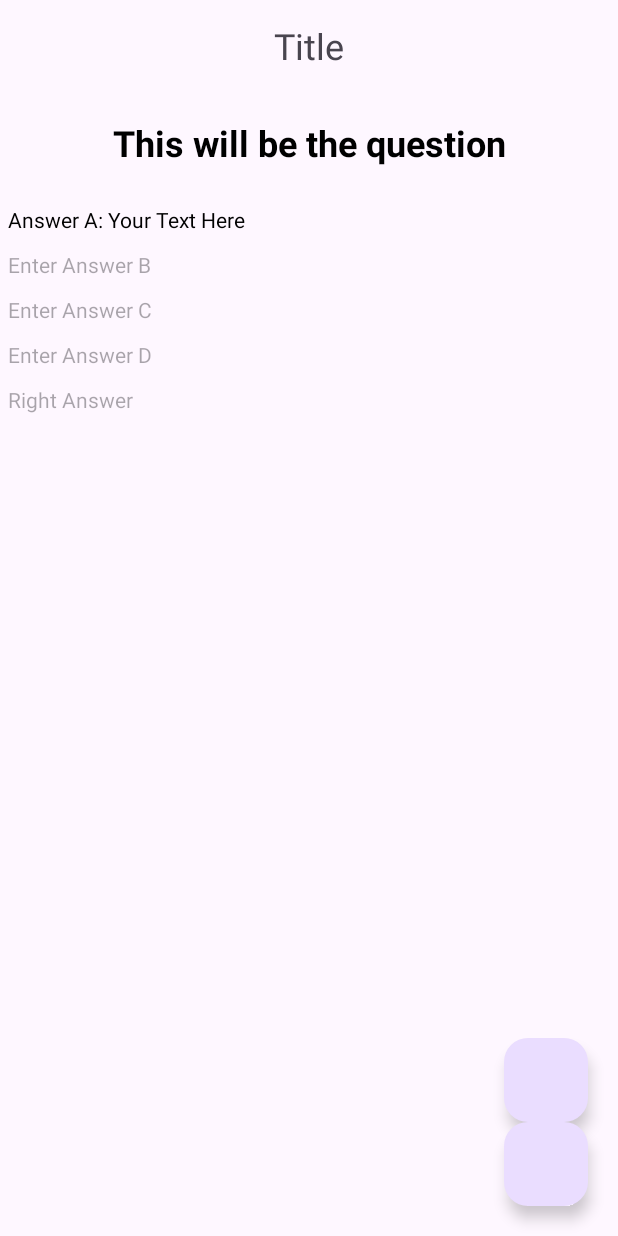
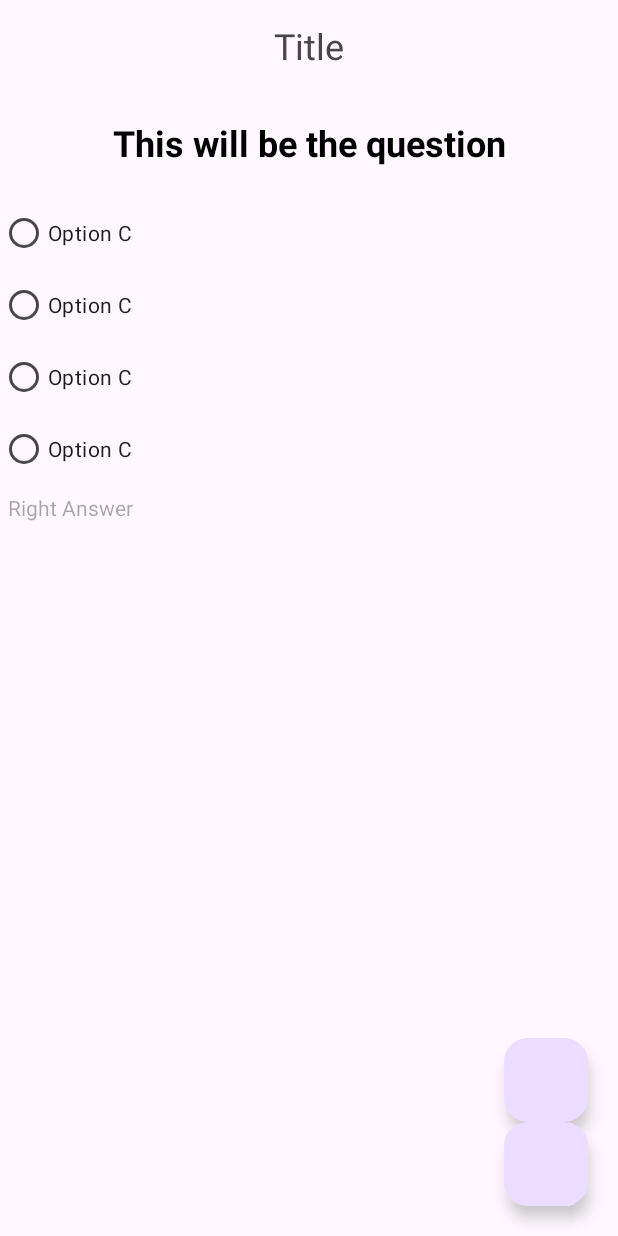
Before and after one commit to UserMountain/SPMRev, an Android app: the DetailActivity screen opened directly, with no data from a screen before it, on a phone screen of 412 x 824 dp. Run offline under Robolectric (Android 15) with nearby library versions, the phone set to English and light mode, and no system bars; our stand-ins replace Firebase (no records; nobody signed in at launch, a user with empty details on screens opened directly).

Commit message:
delete question done

```diff
--- a/app/src/main/java/com/example/spmrev/DetailActivity.java
+++ b/app/src/main/java/com/example/spmrev/DetailActivity.java
@@ -1,10 +1,14 @@
 package com.example.spmrev;
 
+import android.app.AlertDialog;
+import android.content.DialogInterface;
 import android.content.Intent;
 import android.os.Bundle;
 import android.view.View;
 import android.widget.EditText;
 import android.widget.ImageView;
+import android.widget.RadioButton;
+import android.widget.RadioGroup;
 import android.widget.TextView;
 import android.widget.Toast;
 
@@ -23,7 +27,9 @@ import com.google.android.material.floatingactionbutton.FloatingActionButton;
 public class DetailActivity extends AppCompatActivity {
 
     TextView detailQuestion;
-    TextView opt1, opt2, opt3, opt4, answer;
+    TextView answer;
+    RadioGroup radioGroup;
+    RadioButton opt1, opt2, opt3, opt4;
 
     FloatingActionButton deleteButton, editButton;
 
@@ -34,6 +40,8 @@ public class DetailActivity extends AppCompatActivity {
         setContentView(R.layout.activity_detail);
 
         detailQuestion = findViewById(R.id.question);
+        radioGroup = findViewById(R.id.radioGroup);
+
         opt1 = findViewById(R.id.ansA);
         opt2 = findViewById(R.id.ansB);
         opt3 = findViewById(R.id.ansC);
@@ -62,6 +70,9 @@ public class DetailActivity extends AppCompatActivity {
                     opt3.setText(theOption3);
                     opt4.setText(theOption4);
                     answer.setText(theAnswer);
+
+                    preselectCorrectAnswer(theAnswer);
+
                 } else {
                     // Handle the case where the data doesn't exist
                 }
@@ -73,7 +84,7 @@ public class DetailActivity extends AppCompatActivity {
             }
         });
 
-        editButton = findViewById(R.id.fabDelete);
+        editButton = findViewById(R.id.fabEdit);
         editButton.setOnClickListener(new View.OnClickListener() {
             @Override
             public void onClick(View view) {
@@ -84,5 +95,60 @@ public class DetailActivity extends AppCompatActivity {
             }
         });
 
+        deleteButton = findViewById(R.id.fabDelete);
+        deleteButton.setOnClickListener(new View.OnClickListener() {
+            @Override
+            public void onClick(View view) {
+                // Prompt user for confirmation before deleting
+                showDeleteConfirmationDialog();
+            }
+        });
+
     }
+
+    private void showDeleteConfirmationDialog() {
+        AlertDialog.Builder builder = new AlertDialog.Builder(this);
+        builder.setMessage("Are you sure you want to delete this question?")
+                .setPositiveButton("Yes", new DialogInterface.OnClickListener() {
+                    public void onClick(DialogInterface dialog, int id) {
+                        // User confirmed, delete the question
+                        deleteQuestion();
+                    }
+                })
+                .setNegativeButton("No", new DialogInterface.OnClickListener() {
+                    public void onClick(DialogInterface dialog, int id) {
+                        // User cancelled the dialog, do nothing
+                        dialog.dismiss();
+                    }
+                });
+        builder.create().show();
+    }
+
+    private void deleteQuestion() {
+        // Remove the question from Firebase Realtime Database
+        DatabaseReference databaseReference = FirebaseDatabase.getInstance().getReference("Quiz1_Upload");
+        String questionKey = getIntent().getStringExtra("qid");
+        databaseReference.child(questionKey).removeValue().addOnSuccessListener(new OnSuccessListener<Void>() {
+            @Override
+            public void onSuccess(Void aVoid) {
+                // Display a success message or navigate back to the previous activity
+                Toast.makeText(DetailActivity.this, "Question deleted successfully", Toast.LENGTH_SHORT).show();
+                finish(); // Finish the DetailActivity
+            }
+        });
+    }
+
+    private void preselectCorrectAnswer(String correctAnswer) {
+        // Preselect the correct answer RadioButton
+        if (correctAnswer.equals(opt1.getText().toString())) {
+            opt1.setChecked(true);
+        } else if (correctAnswer.equals(opt2.getText().toString())) {
+            opt2.setChecked(true);
+        } else if (correctAnswer.equals(opt3.getText().toString())) {
+            opt3.setChecked(true);
+        } else if (correctAnswer.equals(opt4.getText().toString())) {
+            opt4.setChecked(true);
+        }
+    }
+
 }
--- a/app/src/main/res/layout/activity_detail.xml
+++ b/app/src/main/res/layout/activity_detail.xml
@@ -38,41 +38,39 @@
         android:layout_centerInParent="true"
         android:orientation="vertical">
 
-
-        <TextView
+        <RadioGroup
+            android:id="@+id/radioGroup"
             android:layout_width="match_parent"
             android:layout_height="wrap_content"
-            android:id="@+id/ansA"
-            android:layout_margin="5dp"
-            android:text="Answer A: Your Text Here"
-            android:textColor="@color/black"/>
+            android:layout_below="@id/questionText"
+            android:orientation="vertical">
 
-        <TextView
-            android:layout_width="match_parent"
-            android:layout_height="wrap_content"
-            android:id="@+id/ansB"
-            android:layout_margin="5dp"
-            android:backgroundTint="@color/white"
-            android:hint="Enter Answer B"
-            android:textColor="@color/black"/>
+            <RadioButton
+                android:id="@+id/ansA"
+                android:layout_width="wrap_content"
+                android:layout_height="wrap_content"
+                android:text="Option C" />
 
-        <TextView
-            android:layout_width="match_parent"
-            android:layout_height="wrap_content"
-            android:id="@+id/ansC"
-            android:layout_margin="5dp"
-            android:backgroundTint="@color/white"
-            android:hint="Enter Answer C"
-            android:textColor="@color/black"/>
+            <RadioButton
+                android:id="@+id/ansB"
+                android:layout_width="wrap_content"
+                android:layout_height="wrap_content"
+                android:text="Option C" />
 
-        <TextView
-            android:layout_width="match_parent"
-            android:layout_height="wrap_content"
-            android:id="@+id/ansD"
-            android:layout_margin="5dp"
-            android:backgroundTint="@color/white"
-            android:hint="Enter Answer D"
-            android:textColor="@color/black"/>
+            <RadioButton
+                android:id="@+id/ansC"
+                android:layout_width="wrap_content"
+                android:layout_height="wrap_content"
+                android:text="Option C" />
+
+            <RadioButton
+                android:id="@+id/ansD"
+                android:layout_width="wrap_content"
+                android:layout_height="wrap_content"
+                android:text="Option C" />
+
+        </RadioGroup>
+
 
         <TextView
             android:layout_width="match_parent"
@@ -91,7 +89,7 @@
 
 
         <com.google.android.material.floatingactionbutton.FloatingActionButton
-            android:id="@+id/fabEdit"
+            android:id="@+id/fabDelete"
             android:layout_width="wrap_content"
             android:layout_height="wrap_content"
             android:layout_alignParentEnd="true"
@@ -100,10 +98,10 @@
             android:layout_marginBottom="20dp" />
 
         <com.google.android.material.floatingactionbutton.FloatingActionButton
-            android:id="@+id/fabDelete"
+            android:id="@+id/fabEdit"
             android:layout_width="wrap_content"
             android:layout_height="wrap_content"
-            android:layout_above="@id/fabEdit"
+            android:layout_above="@id/fabDelete"
             android:layout_alignParentEnd="true"
             android:layout_marginEnd="20dp" />
 
--- a/app/src/main/res/layout/upload_layout.xml
+++ b/app/src/main/res/layout/upload_layout.xml
@@ -91,7 +91,7 @@
                 android:layout_height="wrap_content"
                 android:layout_margin="5dp"
                 android:backgroundTint="@color/white"
-                android:hint="Enter Answer D"
+                android:hint="Enter Correct Answer"
                 android:textColor="@color/black"
                 tools:ignore="TouchTargetSizeCheck" />
 
```
